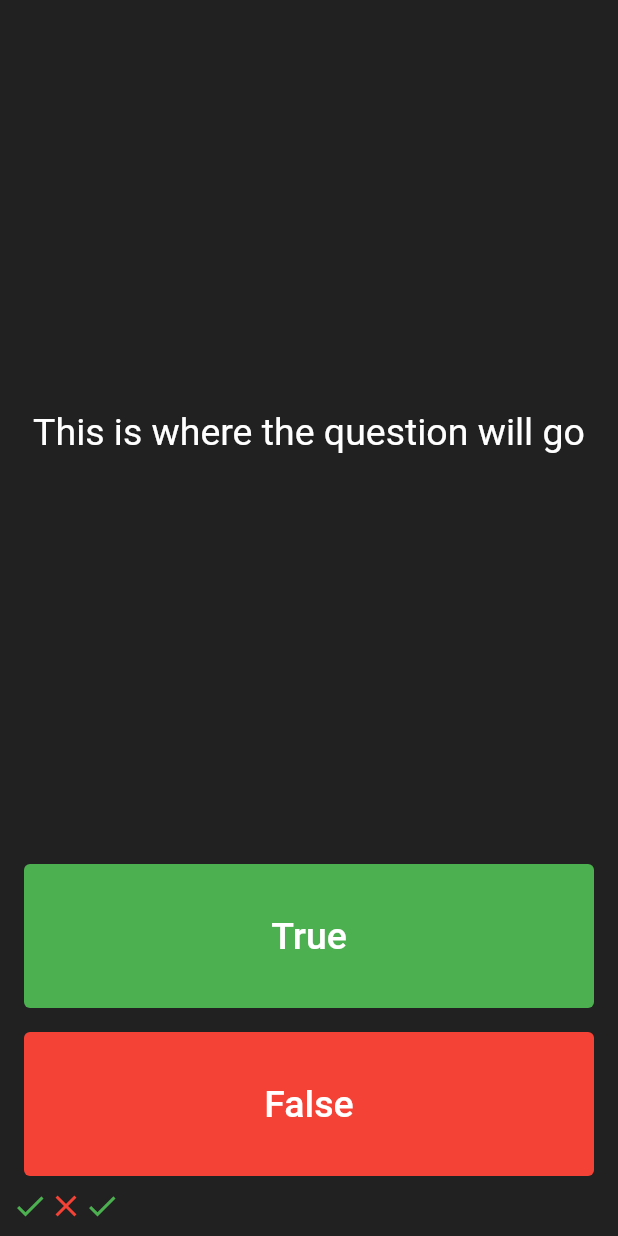
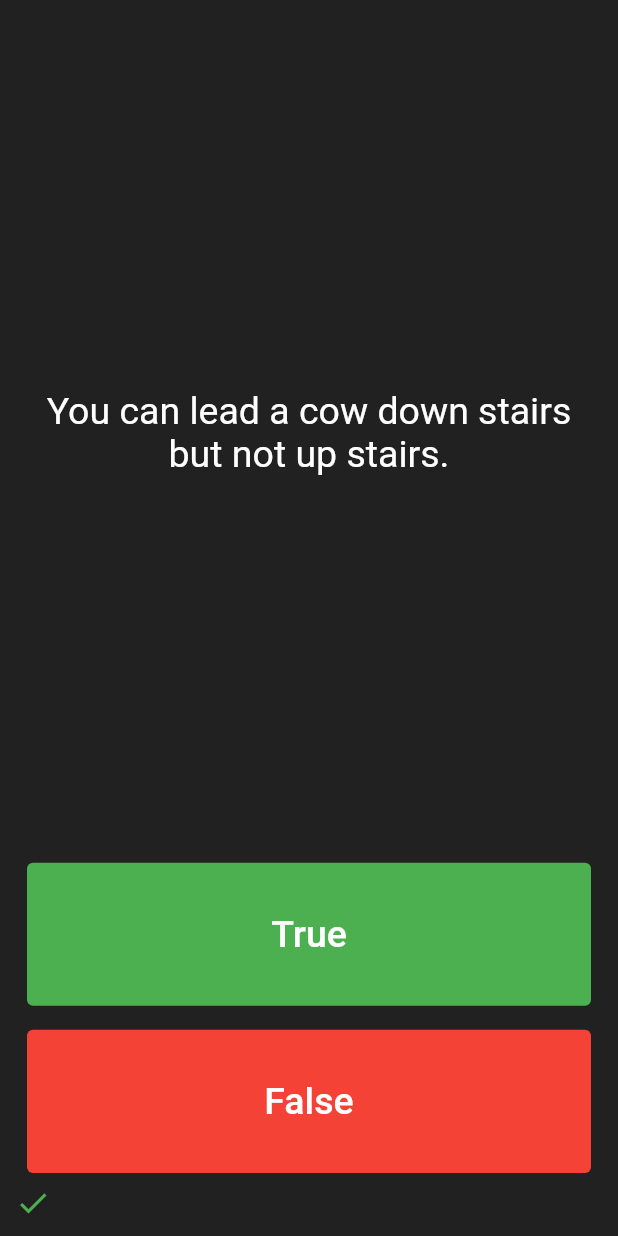
Before and after one commit to osei123/quizzler, a Flutter app: the screen it shows after launch, after a tap on "True", on a phone screen of 412 x 824 dp. Run offline on Flutter 3.47's test engine with Material 2 defaults, Android fonts, the phone set to English and light mode, and no system bars; our stand-ins replace rflutter_alert.

Commit message:
made updates

```diff
--- a/lib/main.dart
+++ b/lib/main.dart
@@ -1,113 +1,6 @@
 import 'package:flutter/material.dart';
+import 'quizzler.dart';
 
 void main() {
   runApp(const Quizzler());
 }
-
-class Quizzler extends StatelessWidget {
-  const Quizzler({super.key});
-
-  @override
-  Widget build(BuildContext context) {
-    return MaterialApp(
-      home: Scaffold(
-        backgroundColor: Colors.grey.shade900,
-        body: const SafeArea(
-            child: Padding(
-          padding: EdgeInsets.all(8.0),
-          child: QuizPage(),
-        )),
-      ),
-    );
-  }
-}
-
-class QuizPage extends StatefulWidget {
-  const QuizPage({super.key});
-
-  @override
-  State<QuizPage> createState() => _QuizPageState();
-}
-
-class _QuizPageState extends State<QuizPage> {
-  List<Icon> scoreKeeper = [
-    const Icon(
-      Icons.check,
-      color: Colors.green,
-    ),
-    const Icon(
-      Icons.close,
-      color: Colors.red,
-    ),
-  ];
-
-  @override
-  Widget build(BuildContext context) {
-    return Column(
-      mainAxisAlignment: MainAxisAlignment.spaceBetween,
-      crossAxisAlignment: CrossAxisAlignment.stretch,
-      children: [
-        const Expanded(
-          flex: 5,
-          child: Padding(
-            padding: EdgeInsets.all(8.0),
-            child: Center(
-              child: Text(
-                'This is where the question will go',
-                textAlign: TextAlign.center,
-                style: TextStyle(
-                  fontSize: 25,
-                  color: Colors.white,
-                ),
-              ),
-            ),
-          ),
-        ),
-        Expanded(
-          child: Padding(
-            padding: const EdgeInsets.all(8.0),
-            child: TextButton(
-              style: TextButton.styleFrom(backgroundColor: Colors.green),
-              onPressed: () {
-                setState(() {
-                  scoreKeeper.add(
-                    const Icon(
-                      Icons.check,
-                      color: Colors.green,
-                    ),
-                  );
-                });
-              },
-              child: const Text(
-                'True',
-                style: TextStyle(
-                  fontSize: 25,
-                  color: Colors.white,
-                ),
-              ),
-            ),
-          ),
-        ),
-        Expanded(
-          child: Padding(
-            padding: const EdgeInsets.all(8.0),
-            child: TextButton(
-              style: TextButton.styleFrom(backgroundColor: Colors.red),
-              onPressed: () {},
-              child: const Text(
-                'False',
-                style: TextStyle(
-                  fontSize: 25,
-                  color: Colors.white,
-                ),
-              ),
-            ),
-          ),
-        ),
-        Row(
-          children: scoreKeeper,
-        ),
-      ],
-    );
-  }
-}
--- /dev/null
+++ b/lib/question.dart
@@ -0,0 +1,9 @@
+class Question {
+  late String questionText;
+  late bool questionAnswer;
+
+  Question({required String q, required bool a}) {
+    questionText = q;
+    questionAnswer = a;
+  }
+}
--- /dev/null
+++ b/lib/quiz_brain.dart
@@ -0,0 +1,61 @@
+import 'question.dart';
+
+class QuizBrain {
+  int _questionNumber = 0;
+
+  final List<Question> _questionBank = [
+    Question(q: 'Some cats are actually allergic to humans', a: true),
+    Question(q: 'You can lead a cow down stairs but not up stairs.', a: false),
+    Question(
+        q: 'Approximately one quarter of human bones are in the feet.',
+        a: true),
+    Question(q: 'A slug\'s blood is green.', a: true),
+    Question(q: 'Buzz Aldrin\'s mother\'s maiden name was \"Moon\".', a: true),
+    Question(q: 'It is illegal to pee in the Ocean in Portugal.', a: true),
+    Question(
+        q: 'No piece of square dry paper can be folded in half more than 7 times.',
+        a: false),
+    Question(
+        q: 'In London, UK, if you happen to die in the House of Parliament, you are technically entitled to a state funeral, because the building is considered too sacred a place.',
+        a: true),
+    Question(
+        q: 'The loudest sound produced by any animal is 188 decibels. That animal is the African Elephant.',
+        a: false),
+    Question(
+        q: 'The total surface area of two human lungs is approximately 70 square metres.',
+        a: true),
+    Question(q: 'Google was originally called "Backrub".', a: true),
+    Question(
+        q: 'Chocolate affects a dog\'s heart and nervous system; a few ounces are enough to kill a small dog.',
+        a: true),
+    Question(
+        q: 'In West Virginia, USA, if you accidentally hit an animal with your car, you are free to take it home to eat.',
+        a: true),
+  ];
+
+  void nextQuestion() {
+    if (_questionNumber < _questionBank.length - 1) {
+      _questionNumber++;
+    }
+  }
+
+  String getQuestionText() {
+    return _questionBank[_questionNumber].questionText;
+  }
+
+  bool getQuestionAnswer() {
+    return _questionBank[_questionNumber].questionAnswer;
+  }
+
+  bool isFinished() {
+    if (_questionNumber >= _questionBank.length - 1) {
+      return true;
+    } else {
+      return false;
+    }
+  }
+
+  void reset() {
+    _questionNumber = 0;
+  }
+}
--- /dev/null
+++ b/lib/quiz_page.dart
@@ -0,0 +1,115 @@
+import 'package:flutter/material.dart';
+import 'quiz_brain.dart';
+import 'package:rflutter_alert/rflutter_alert.dart';
+
+QuizBrain quizBrain = QuizBrain();
+
+class QuizPage extends StatefulWidget {
+  const QuizPage({super.key});
+
+  @override
+  State<QuizPage> createState() => _QuizPageState();
+}
+
+class _QuizPageState extends State<QuizPage> {
+  List<Icon> scoreKeeper = [];
+
+  void checkAnswer(bool userPickedAnwser) {
+    bool correctAnswer = quizBrain.getQuestionAnswer();
+    setState(() {
+      if (quizBrain.isFinished() == true) {
+        Alert(
+                context: context,
+                title: "Finished",
+                desc: "You have reached the end of the quiz")
+            .show();
+
+        quizBrain.reset();
+        scoreKeeper = [];
+      } else {
+        if (correctAnswer == userPickedAnwser) {
+          scoreKeeper.add(
+            const Icon(
+              Icons.check,
+              color: Colors.green,
+            ),
+          );
+        } else {
+          scoreKeeper.add(
+            const Icon(
+              Icons.close,
+              color: Colors.red,
+            ),
+          );
+        }
+      }
+
+      quizBrain.nextQuestion();
+    });
+  }
+
+  @override
+  Widget build(BuildContext context) {
+    return Column(
+      mainAxisAlignment: MainAxisAlignment.spaceBetween,
+      crossAxisAlignment: CrossAxisAlignment.stretch,
+      children: [
+        Expanded(
+          flex: 5,
+          child: Padding(
+            padding: const EdgeInsets.all(8.0),
+            child: Center(
+              child: Text(
+                quizBrain.getQuestionText(),
+                textAlign: TextAlign.center,
+                style: const TextStyle(
+                  fontSize: 25,
+                  color: Colors.white,
+                ),
+              ),
+            ),
+          ),
+        ),
+        Expanded(
+          child: Padding(
+            padding: const EdgeInsets.all(8.0),
+            child: TextButton(
+              style: TextButton.styleFrom(backgroundColor: Colors.green),
+              onPressed: () {
+                checkAnswer(true);
+              },
+              child: const Text(
+                'True',
+                style: TextStyle(
+                  fontSize: 25,
+                  color: Colors.white,
+                ),
+              ),
+            ),
+          ),
+        ),
+        Expanded(
+          child: Padding(
+            padding: const EdgeInsets.all(8.0),
+            child: TextButton(
+              style: TextButton.styleFrom(backgroundColor: Colors.red),
+              onPressed: () {
+                checkAnswer(false);
+              },
+              child: const Text(
+                'False',
+                style: TextStyle(
+                  fontSize: 25,
+                  color: Colors.white,
+                ),
+              ),
+            ),
+          ),
+        ),
+        Row(
+          children: scoreKeeper,
+        ),
+      ],
+    );
+  }
+}
--- /dev/null
+++ b/lib/quizzler.dart
@@ -0,0 +1,21 @@
+import 'package:flutter/material.dart';
+import 'quiz_page.dart';
+
+class Quizzler extends StatelessWidget {
+  const Quizzler({super.key});
+
+  @override
+  Widget build(BuildContext context) {
+    return MaterialApp(
+      debugShowCheckedModeBanner: false,
+      home: Scaffold(
+        backgroundColor: Colors.grey.shade900,
+        body: const SafeArea(
+            child: Padding(
+          padding: EdgeInsets.all(10.0),
+          child: QuizPage(),
+        )),
+      ),
+    );
+  }
+}
--- a/pubspec.yaml
+++ b/pubspec.yaml
@@ -35,6 +35,7 @@ dependencies:
   # The following adds the Cupertino Icons font to your application.
   # Use with the CupertinoIcons class for iOS style icons.
   cupertino_icons: ^1.0.2
+  rflutter_alert: ^2.0.7
 
 dev_dependencies:
   flutter_test:
```
Also changed, not shown: pubspec.lock.
